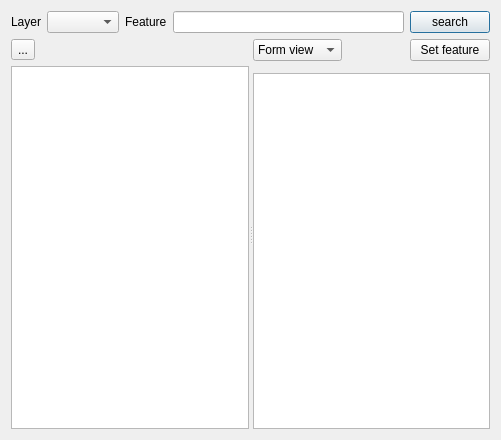
3nids/postgres91plusauditor, file ui/ui_showhistory.ui: the form before one commit.
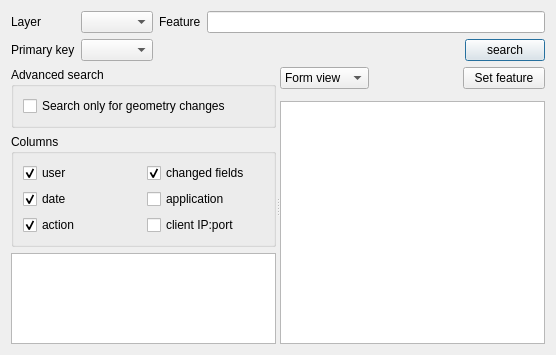
The form after the commit. Custom widgets are drawn as their Qt base class.

The edit to the form file:
```diff
--- a/ui/ui_showhistory.ui
+++ b/ui/ui_showhistory.ui
@@ -6,8 +6,8 @@
    <rect>
     <x>0</x>
     <y>0</y>
-    <width>501</width>
-    <height>440</height>
+    <width>556</width>
+    <height>355</height>
    </rect>
   </property>
   <property name="windowTitle">
@@ -26,19 +26,9 @@
       <property name="margin">
        <number>0</number>
       </property>
-      <item row="0" column="2">
-       <widget class="QLabel" name="label_2">
-        <property name="text">
-         <string>Feature</string>
-        </property>
-       </widget>
-      </item>
       <item row="0" column="1">
        <widget class="QComboBox" name="layerCombo"/>
       </item>
-      <item row="0" column="3">
-       <widget class="QLineEdit" name="featureEdit"/>
-      </item>
       <item row="0" column="0">
        <widget class="QLabel" name="label">
         <property name="text">
@@ -46,13 +36,46 @@
         </property>
        </widget>
       </item>
-      <item row="0" column="4">
+      <item row="0" column="2">
+       <widget class="QLabel" name="label_2">
+        <property name="text">
+         <string>Feature</string>
+        </property>
+       </widget>
+      </item>
+      <item row="1" column="4">
        <widget class="QPushButton" name="searchButton">
         <property name="text">
          <string>search</string>
         </property>
        </widget>
       </item>
+      <item row="1" column="1">
+       <widget class="QComboBox" name="pkeyCombo"/>
+      </item>
+      <item row="1" column="0">
+       <widget class="QLabel" name="label_3">
+        <property name="text">
+         <string>Primary key</string>
+        </property>
+       </widget>
+      </item>
+      <item row="1" column="3">
+       <spacer name="horizontalSpacer_3">
+        <property name="orientation">
+         <enum>Qt::Horizontal</enum>
+        </property>
+        <property name="sizeHint" stdset="0">
+         <size>
+          <width>40</width>
+          <height>20</height>
+         </size>
+        </property>
+       </spacer>
+      </item>
+      <item row="0" column="3" colspan="2">
+       <widget class="QLineEdit" name="featureEdit"/>
+      </item>
      </layout>
     </widget>
    </item>
@@ -66,16 +89,94 @@
        <property name="margin">
         <number>0</number>
        </property>
-       <item row="0" column="0">
-        <widget class="QToolButton" name="toolButton">
-         <property name="text">
-          <string>...</string>
-         </property>
-        </widget>
-       </item>
-       <item row="1" column="0">
+       <item row="3" column="0">
         <widget class="QTableWidget" name="tableWidget"/>
        </item>
+       <item row="1" column="0">
+        <widget class="QgsCollapsibleGroupBoxBasic" name="groupBox_2">
+         <property name="title">
+          <string>Advanced search</string>
+         </property>
+         <property name="collapsed" stdset="0">
+          <bool>true</bool>
+         </property>
+         <layout class="QGridLayout" name="gridLayout_8">
+          <item row="0" column="0">
+           <widget class="QCheckBox" name="searchOnlyGeometry">
+            <property name="text">
+             <string>Search only for geometry changes</string>
+            </property>
+           </widget>
+          </item>
+         </layout>
+        </widget>
+       </item>
+       <item row="2" column="0">
+        <widget class="QgsCollapsibleGroupBoxBasic" name="groupBox">
+         <property name="title">
+          <string>Columns</string>
+         </property>
+         <property name="collapsed" stdset="0">
+          <bool>true</bool>
+         </property>
+         <layout class="QGridLayout" name="gridLayout_7">
+          <item row="0" column="1">
+           <widget class="QCheckBox" name="displayColumnChangedFields">
+            <property name="text">
+             <string>changed fields</string>
+            </property>
+            <property name="checked">
+             <bool>true</bool>
+            </property>
+           </widget>
+          </item>
+          <item row="2" column="0">
+           <widget class="QCheckBox" name="displayColumnAction">
+            <property name="text">
+             <string>action</string>
+            </property>
+            <property name="checked">
+             <bool>true</bool>
+            </property>
+           </widget>
+          </item>
+          <item row="1" column="0">
+           <widget class="QCheckBox" name="displayColumnDate">
+            <property name="text">
+             <string>date</string>
+            </property>
+            <property name="checked">
+             <bool>true</bool>
+            </property>
+           </widget>
+          </item>
+          <item row="0" column="0">
+           <widget class="QCheckBox" name="displayColumnUser">
+            <property name="text">
+             <string>user</string>
+            </property>
+            <property name="checked">
+             <bool>true</bool>
+            </property>
+           </widget>
+          </item>
+          <item row="1" column="1">
+           <widget class="QCheckBox" name="displayColumnApplication">
+            <property name="text">
+             <string>application</string>
+            </property>
+           </widget>
+          </item>
+          <item row="2" column="1">
+           <widget class="QCheckBox" name="displayColumnClientIP">
+            <property name="text">
+             <string>client IP:port</string>
+            </property>
+           </widget>
+          </item>
+         </layout>
+        </widget>
+       </item>
       </layout>
      </widget>
      <widget class="QWidget" name="featurePanel" native="true">
@@ -147,6 +248,14 @@
    </item>
   </layout>
  </widget>
+ <customwidgets>
+  <customwidget>
+   <class>QgsCollapsibleGroupBoxBasic</class>
+   <extends>QGroupBox</extends>
+   <header>qgis.gui.h</header>
+   <container>1</container>
+  </customwidget>
+ </customwidgets>
  <resources/>
  <connections/>
 </ui>
```
